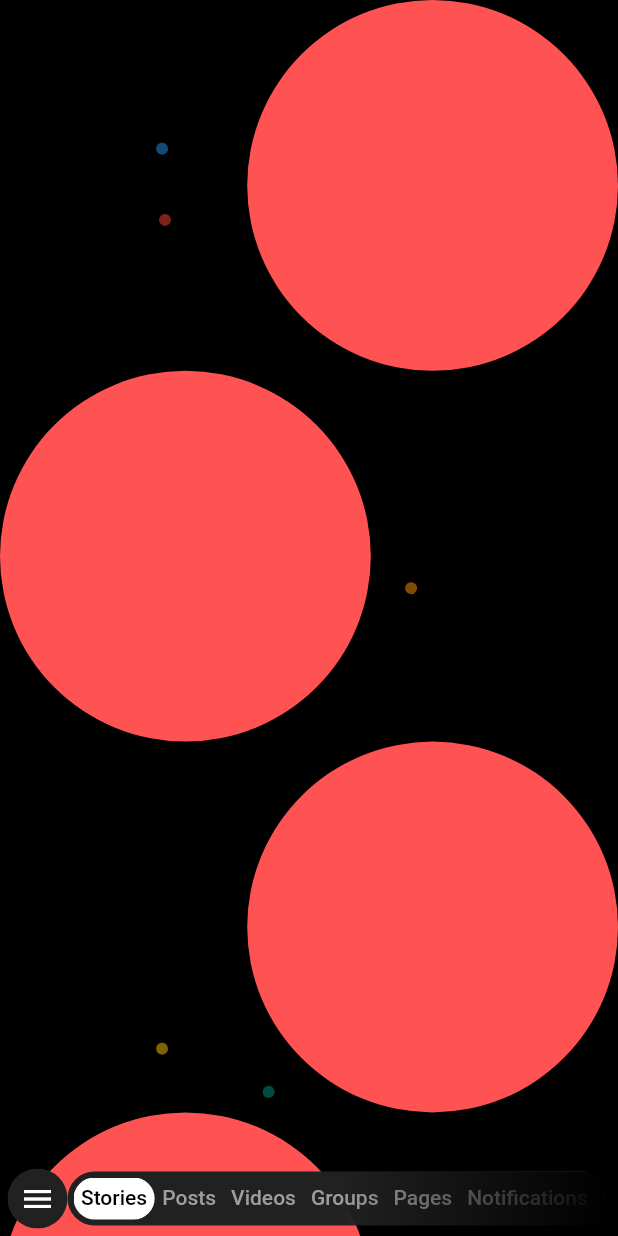
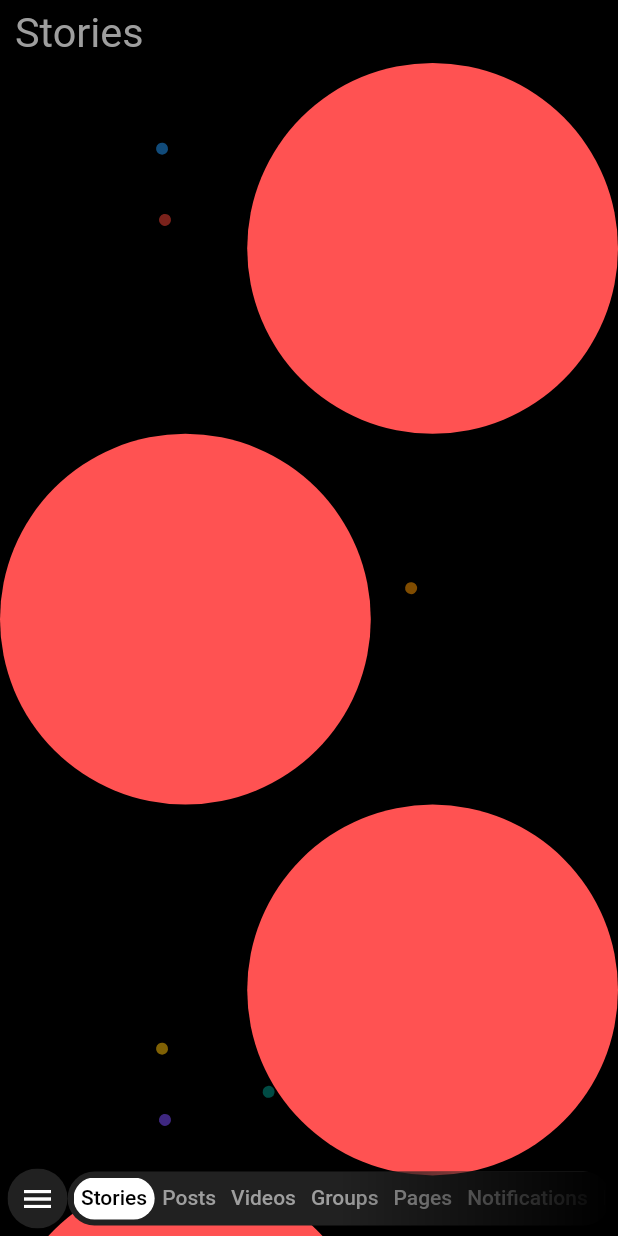
Before and after one commit to hassan-2040/social_network_demo, a Flutter app: the screen it shows after launch, on a phone screen of 412 x 824 dp. Run offline on Flutter 3.47's test engine with Material 2 defaults, Android fonts, the phone set to English and light mode, and no system bars.

Commit message:
added titles in tabs

```diff
--- a/lib/views/home/components/widgets/stories_tab.dart
+++ b/lib/views/home/components/widgets/stories_tab.dart
@@ -2,14 +2,28 @@ import 'package:flutter/material.dart';
 import 'package:social_network/utilities/size_config.dart';
 
 class StoriesTab extends StatelessWidget {
-  const StoriesTab({ Key? key }) : super(key: key);
+  const StoriesTab({Key? key}) : super(key: key);
   @override
   Widget build(BuildContext context) {
     return SingleChildScrollView(
       child: SizedBox(
         width: double.infinity,
         child: Column(
-          children: const [
+          crossAxisAlignment: CrossAxisAlignment.start,
+          children: [
+            Padding(
+              padding: const EdgeInsets.symmetric(
+                vertical: 5.0,
+                horizontal: 10.0,
+              ),
+              child: Text(
+                'Stories',
+                style: TextStyle(
+                  fontSize: SizeConfig.textSizeMainHeading * 1.2,
+                  color: Colors.grey,
+                ),
+              ),
+            ),
             _StoryWidget(alignment: Alignment.centerRight),
             _StoryWidget(alignment: Alignment.centerLeft),
             _StoryWidget(alignment: Alignment.centerRight),
@@ -27,7 +41,10 @@ class StoriesTab extends StatelessWidget {
 
 class _StoryWidget extends StatelessWidget {
   final Alignment alignment;
-  const _StoryWidget({ required this.alignment,Key? key,}) : super(key: key);
+  const _StoryWidget({
+    required this.alignment,
+    Key? key,
+  }) : super(key: key);
 
   @override
   Widget build(BuildContext context) {
```
Also changed, not shown: lib/views/home/components/widgets/friends_tab.dart (+21 -2 lines), lib/views/home/components/widgets/groups_tab.dart (+22 -2 lines), lib/views/home/components/widgets/notifications_tab.dart (+22 -2 lines), lib/views/home/components/widgets/pages_tab.dart (+22 -2 lines), lib/views/home/components/widgets/posts_tab.dart (+19 -1 lines), lib/views/home/components/widgets/videos_tab.dart (+21 -2 lines).
